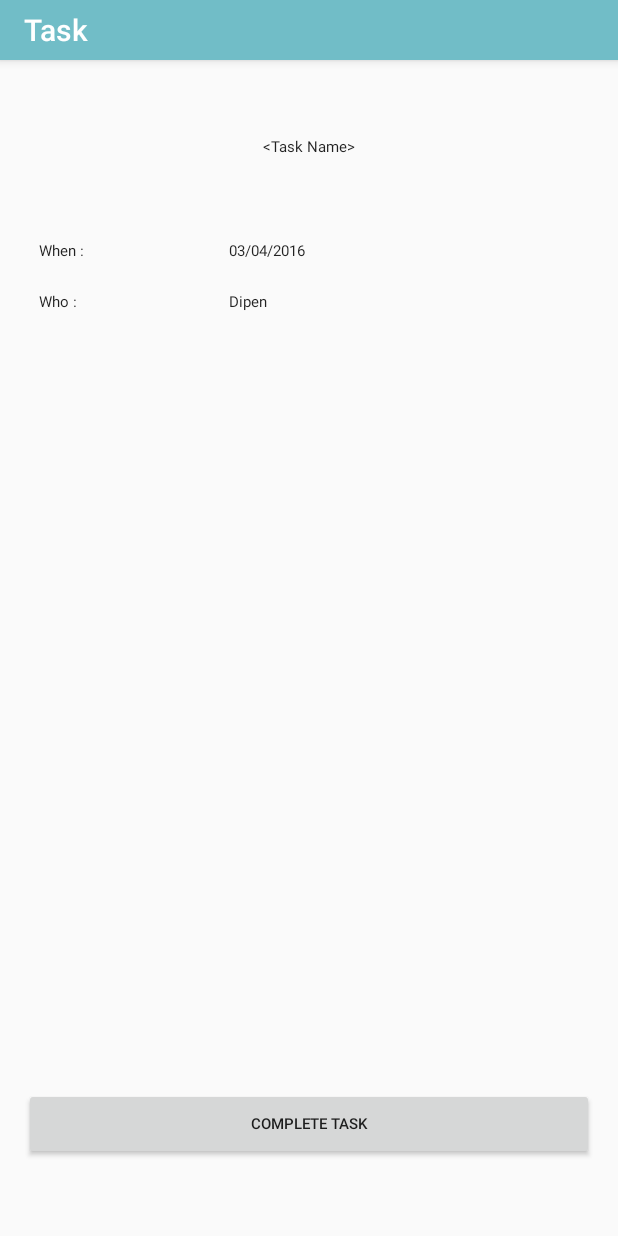
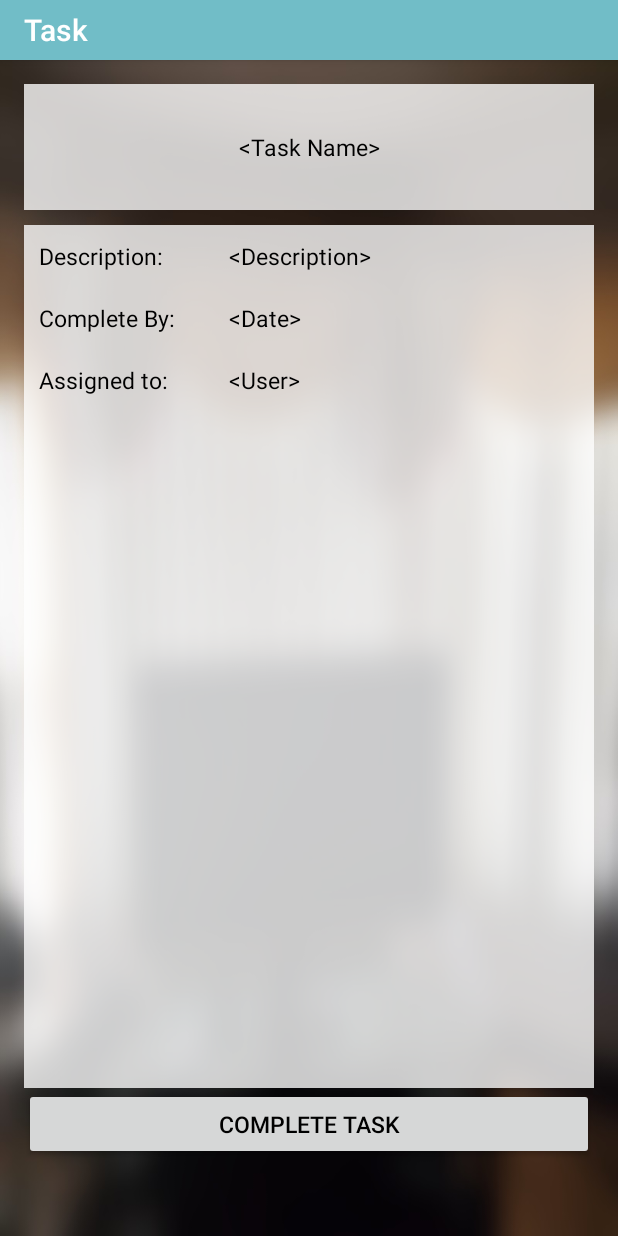
Before and after one commit to veereshr/rOOm-mobile-app, an Android app: the ViewSingleTask screen opened directly, with no data from a screen before it, on a phone screen of 412 x 824 dp. Run offline under Robolectric (Android 15) with nearby library versions, the phone set to English and light mode, and no system bars.

Commit message:
view single task layout by Veeresh

```diff
--- a/SmartScheduler/app/src/main/res/layout/activity_view_single_task.xml
+++ b/SmartScheduler/app/src/main/res/layout/activity_view_single_task.xml
@@ -8,15 +8,22 @@
     android:paddingRight="@dimen/activity_horizontal_margin"
     android:paddingTop="@dimen/activity_vertical_margin"
     tools:context="com.example.dips.smartscheduler.ViewSingleTask"
-    android:orientation="vertical">
+    android:orientation="vertical"
+    android:background="@drawable/bg4"
+
+    >
 
     <LinearLayout
         android:orientation="horizontal"
         android:layout_width="match_parent"
         android:layout_height="match_parent"
-        android:layout_weight="4">
+        android:layout_weight="4"
+        android:background="@color/backGroundColor"
+        >
 
         <TextView
+            android:textSize="@dimen/regular_font_size"
+            android:textColor="@color/colorText"
             android:layout_width="fill_parent"
             android:layout_height="fill_parent"
             android:textAppearance="?android:attr/textAppearanceLarge"
@@ -33,7 +40,9 @@
         android:layout_width="match_parent"
         android:layout_height="match_parent"
         android:layout_marginTop="10dp"
-        android:layout_weight="1">
+        android:layout_weight="1"
+        android:background="@color/backGroundColor"
+        >
 
         <LinearLayout
             android:orientation="vertical"
@@ -42,19 +51,33 @@
             android:layout_weight="2">
 
             <TextView
+                android:textSize="@dimen/regular_font_size"
+                android:textColor="@color/colorText"
                 android:layout_width="wrap_content"
                 android:layout_height="wrap_content"
                 android:textAppearance="?android:attr/textAppearanceLarge"
-                android:text="When :"
-                android:id="@+id/textView2"
+                android:text="Description:"
+                android:id="@+id/tvDescTitle"
                 android:layout_margin="10dp" />
 
             <TextView
+                android:textSize="@dimen/regular_font_size"
+                android:textColor="@color/colorText"
                 android:layout_width="wrap_content"
                 android:layout_height="wrap_content"
                 android:textAppearance="?android:attr/textAppearanceLarge"
-                android:text="Who :"
-                android:id="@+id/textView3"
+                android:text="Complete By:"
+                android:id="@+id/tvDateTitle"
+                android:layout_margin="10dp" />
+
+            <TextView
+                android:textSize="@dimen/regular_font_size"
+                android:textColor="@color/colorText"
+                android:layout_width="wrap_content"
+                android:layout_height="wrap_content"
+                android:textAppearance="?android:attr/textAppearanceLarge"
+                android:text="Assigned to:"
+                android:id="@+id/tvUserTitle"
                 android:layout_margin="10dp" />
         </LinearLayout>
 
@@ -65,19 +88,33 @@
             android:layout_weight="1">
 
             <TextView
+                android:textSize="@dimen/regular_font_size"
+                android:textColor="@color/colorText"
                 android:layout_width="wrap_content"
                 android:layout_height="wrap_content"
                 android:textAppearance="?android:attr/textAppearanceLarge"
-                android:text="03/04/2016"
-                android:id="@+id/textView5"
+                android:text="&lt;Description>"
+                android:id="@+id/tvDesc"
                 android:layout_margin="10dp" />
 
             <TextView
+                android:textSize="@dimen/regular_font_size"
+                android:textColor="@color/colorText"
                 android:layout_width="wrap_content"
                 android:layout_height="wrap_content"
                 android:textAppearance="?android:attr/textAppearanceLarge"
-                android:text="Dipen"
-                android:id="@+id/textView6"
+                android:text="&lt;Date>"
+                android:id="@+id/tvDate"
+                android:layout_margin="10dp" />
+
+            <TextView
+                android:textSize="@dimen/regular_font_size"
+                android:textColor="@color/colorText"
+                android:layout_width="wrap_content"
+                android:layout_height="wrap_content"
+                android:textAppearance="?android:attr/textAppearanceLarge"
+                android:text="&lt;User>"
+                android:id="@+id/tvUser"
                 android:layout_margin="10dp" />
         </LinearLayout>
     </LinearLayout>
@@ -89,6 +126,8 @@
         android:layout_weight="4">
 
         <Button
+            android:textSize="@dimen/regular_font_size"
+            android:textColor="@color/colorText"
             android:layout_width="wrap_content"
             android:layout_height="wrap_content"
             android:text="Complete Task"
```
